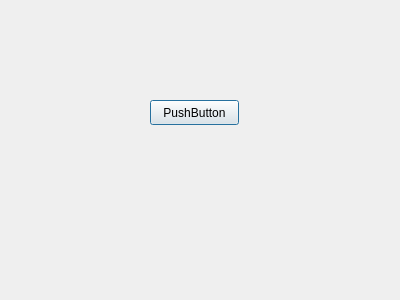
First picture: the form in ui/littlebot_gui.ui, repository NestorDP/littlebot_rqt_plugin, before the edit.
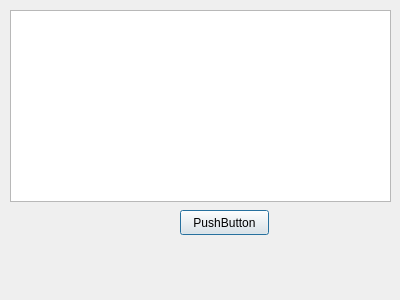
Second picture: the form after the edit.

Commit message: Write message on text browser from topic

What changed in the file:
```diff
--- a/ui/littlebot_gui.ui
+++ b/ui/littlebot_gui.ui
@@ -16,8 +16,8 @@
   <widget class="QPushButton" name="pushButton">
    <property name="geometry">
     <rect>
-     <x>150</x>
-     <y>100</y>
+     <x>180</x>
+     <y>210</y>
      <width>89</width>
      <height>25</height>
     </rect>
@@ -26,6 +26,16 @@
     <string>PushButton</string>
    </property>
   </widget>
+  <widget class="QTextBrowser" name="textBrowser">
+   <property name="geometry">
+    <rect>
+     <x>10</x>
+     <y>10</y>
+     <width>381</width>
+     <height>192</height>
+    </rect>
+   </property>
+  </widget>
  </widget>
  <resources/>
  <connections/>
```
The commit also changes 4 other files.
